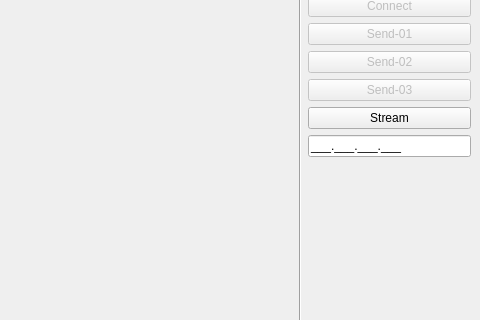
Old version of the form PDDAU_V1.1/top.ui in the repository jibonaronno/sanion_python_projects; both pictures show x 816 to 1296 and y 89 to 409 of the 1296 by 752 pixel window.
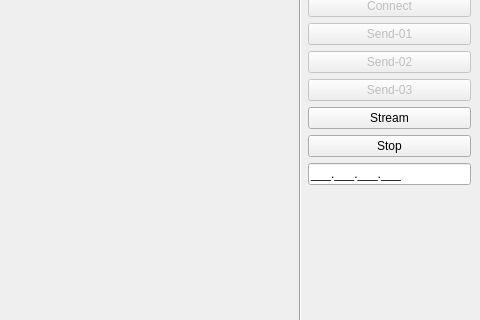
New version of the form.

Patch:
```diff
--- a/PDDAU_V1.1/top.ui
+++ b/PDDAU_V1.1/top.ui
@@ -161,6 +161,13 @@
             </property>
            </widget>
           </item>
+          <item>
+           <widget class="QPushButton" name="btnStop">
+            <property name="text">
+             <string>Stop</string>
+            </property>
+           </widget>
+          </item>
           <item>
            <widget class="QLineEdit" name="lineEdit">
             <property name="inputMask">
```
